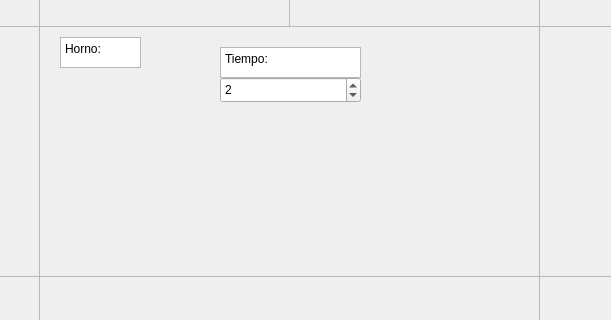
arty4325/IC2001-MonsterFactory, file MonsterFactory/mainwindow.ui: the form before one commit; both pictures show x 401 to 1012 and y 224 to 544 of the 1366 by 768 pixel window.
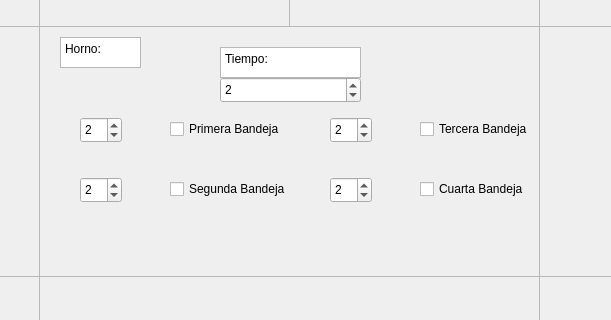
The form after the commit.

Commit message: Implementation of bandejas in horno

Diff of the .ui file:
```diff
--- a/MonsterFactory/mainwindow.ui
+++ b/MonsterFactory/mainwindow.ui
@@ -265,6 +265,122 @@
        <number>2</number>
       </property>
      </widget>
+     <widget class="QCheckBox" name="bandeja1CheckBox">
+      <property name="geometry">
+       <rect>
+        <x>130</x>
+        <y>90</y>
+        <width>121</width>
+        <height>24</height>
+       </rect>
+      </property>
+      <property name="text">
+       <string>Primera Bandeja</string>
+      </property>
+     </widget>
+     <widget class="QCheckBox" name="bandeja2CheckBox">
+      <property name="geometry">
+       <rect>
+        <x>130</x>
+        <y>150</y>
+        <width>121</width>
+        <height>24</height>
+       </rect>
+      </property>
+      <property name="text">
+       <string>Segunda Bandeja</string>
+      </property>
+     </widget>
+     <widget class="QCheckBox" name="bandeja3CheckBox">
+      <property name="geometry">
+       <rect>
+        <x>380</x>
+        <y>90</y>
+        <width>111</width>
+        <height>24</height>
+       </rect>
+      </property>
+      <property name="text">
+       <string>Tercera Bandeja</string>
+      </property>
+     </widget>
+     <widget class="QCheckBox" name="bandeja4CheckBox">
+      <property name="geometry">
+       <rect>
+        <x>380</x>
+        <y>150</y>
+        <width>111</width>
+        <height>24</height>
+       </rect>
+      </property>
+      <property name="text">
+       <string>Cuarta Bandeja</string>
+      </property>
+     </widget>
+     <widget class="QSpinBox" name="bandeja1SpinBox">
+      <property name="geometry">
+       <rect>
+        <x>40</x>
+        <y>90</y>
+        <width>42</width>
+        <height>26</height>
+       </rect>
+      </property>
+      <property name="minimum">
+       <number>1</number>
+      </property>
+      <property name="value">
+       <number>2</number>
+      </property>
+     </widget>
+     <widget class="QSpinBox" name="bandeja2SpinBox">
+      <property name="geometry">
+       <rect>
+        <x>40</x>
+        <y>150</y>
+        <width>42</width>
+        <height>26</height>
+       </rect>
+      </property>
+      <property name="minimum">
+       <number>1</number>
+      </property>
+      <property name="value">
+       <number>2</number>
+      </property>
+     </widget>
+     <widget class="QSpinBox" name="bandeja4SpinBox">
+      <property name="geometry">
+       <rect>
+        <x>290</x>
+        <y>150</y>
+        <width>42</width>
+        <height>26</height>
+       </rect>
+      </property>
+      <property name="minimum">
+       <number>1</number>
+      </property>
+      <property name="value">
+       <number>2</number>
+      </property>
+     </widget>
+     <widget class="QSpinBox" name="bandeja3SpinBox">
+      <property name="geometry">
+       <rect>
+        <x>290</x>
+        <y>90</y>
+        <width>42</width>
+        <height>26</height>
+       </rect>
+      </property>
+      <property name="minimum">
+       <number>1</number>
+      </property>
+      <property name="value">
+       <number>2</number>
+      </property>
+     </widget>
     </widget>
    </widget>
    <widget class="QScrollArea" name="scrollArea_8">
```
The commit also changes 12 other files.
